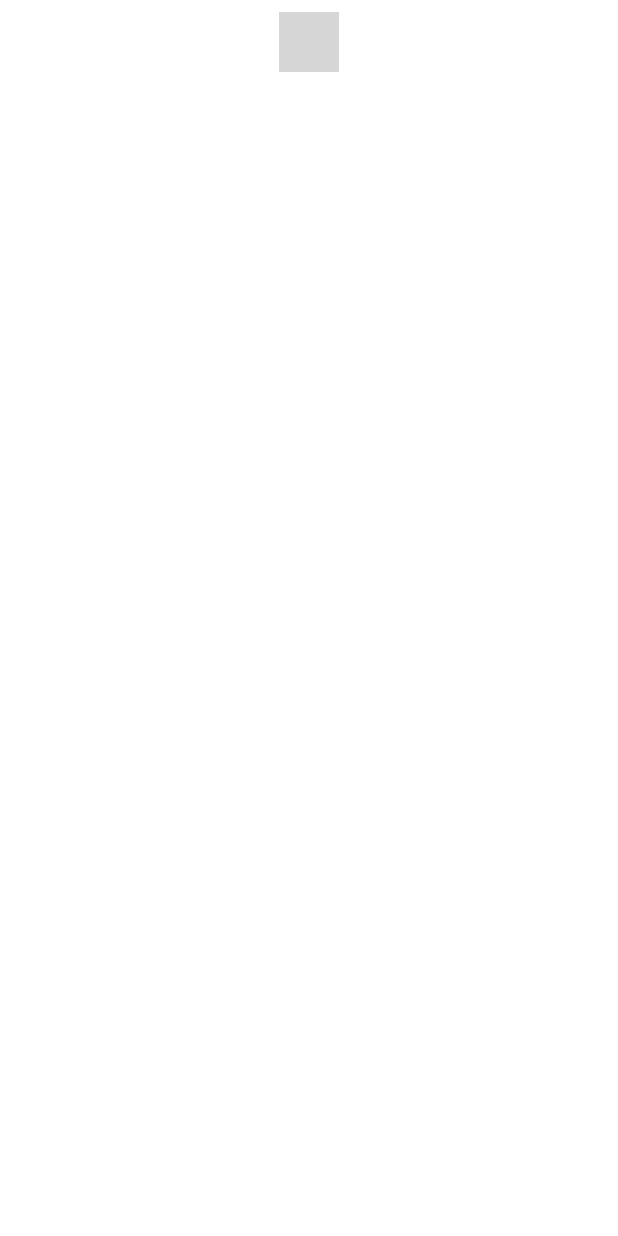
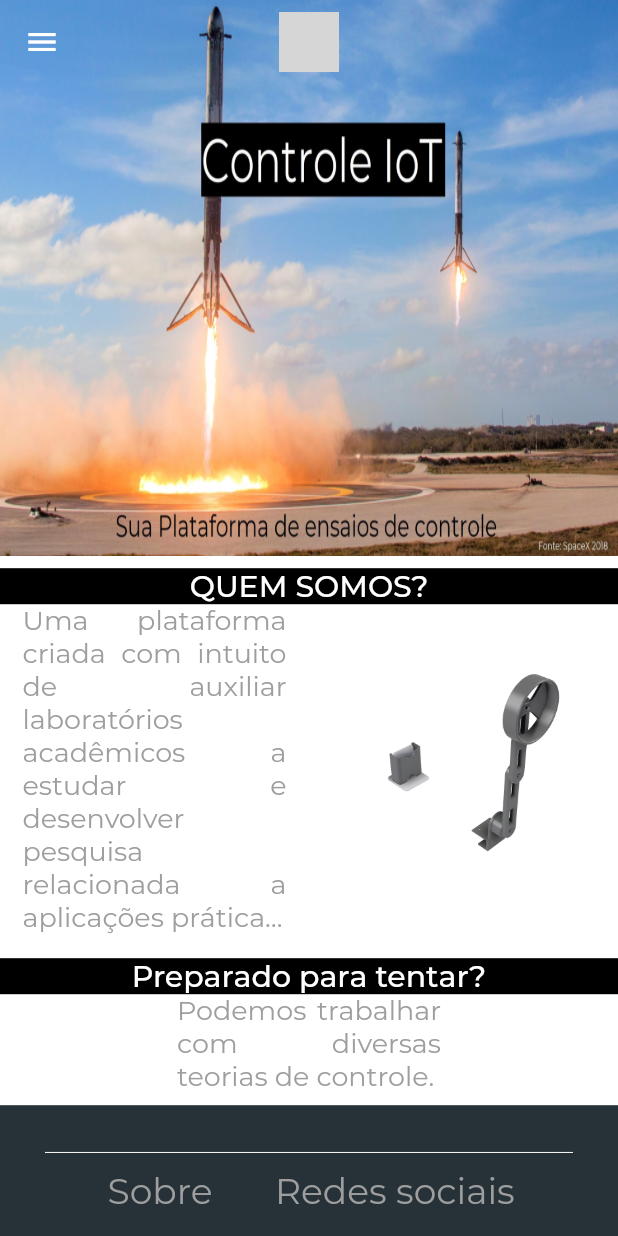
Before and after one commit to leandroCv-25/ProjetoIntegrador, a Flutter app: the screen it shows after launch, on a phone screen of 412 x 824 dp. Run offline on Flutter 3.47's test engine with Material 2 defaults, Android fonts, the light colour scheme and no system bars; our stand-ins replace carousel_slider, cloud_firestore, cloud_functions, firebase_auth, firebase_core; accounts and stored records are empty; project files that could hold a hidden picture were left out; grey boxes are pictures that could not be loaded.

Commit message:
Home Page

```diff
--- a/control_iot/lib/main.dart
+++ b/control_iot/lib/main.dart
@@ -59,20 +59,19 @@ class MyApp extends StatelessWidget {
                 fontSize: 18,
                 fontWeight: FontWeight.normal,
                 fontFamily: "Montserrat"),
-            headline6: TextStyle(
-                color: Colors.grey,
-                fontSize: 30,
-                fontWeight: FontWeight.normal,
-                fontFamily: "Montserrat"),
+            headline3: Theme.of(context)
+                .textTheme
+                .headline3!
+                .copyWith(color: Colors.white, fontFamily: "Montserrat"),
             headline5: TextStyle(
-                color: Colors.grey,
+                color: Colors.black,
                 fontSize: 40,
                 fontWeight: FontWeight.bold,
                 fontFamily: "Montserrat"),
-            headline3: Theme.of(context)
+            headline6: Theme.of(context)
                 .textTheme
-                .headline3!
-                .copyWith(color: Colors.grey, fontFamily: "Montserrat"),
+                .headline6!
+                .copyWith(color: Colors.white, fontFamily: "Montserrat"),
             caption: TextStyle(
                 color: Colors.grey,
                 fontSize: 12,
--- a/control_iot/lib/screens/home_screen/home_screen.dart
+++ b/control_iot/lib/screens/home_screen/home_screen.dart
@@ -1,8 +1,11 @@
+import 'package:control_iot/screens/home_screen/widgets/section_side.dart';
 import 'package:flutter/material.dart';
 
+import '../../widget/bottom_bar/bottom_bar.dart';
 import '../../widget/drawer/app_drawer.dart';
 import '../../widget/drawer/top_bar_contents.dart';
 import '../../widget/responsive/responsive_widget.dart';
+import 'widgets/section_banner.dart';
 
 class HomeScreen extends StatefulWidget {
   @override
@@ -34,6 +37,7 @@ class _HomeScreenState extends State<HomeScreen> {
         ? _scrollPosition / (screenSize.height * 0.40)
         : 1;
     return Scaffold(
+      extendBodyBehindAppBar: true,
       appBar: (ResponsiveWidget.isSmallScreen(context) ||
               ResponsiveWidget.isExtraSmallScreen(context))
           ? AppBar(
@@ -52,6 +56,26 @@ class _HomeScreenState extends State<HomeScreen> {
               child: TopBarContents(_opacity),
             ),
       drawer: const AppDrawer(),
+      body: ListView(
+        padding: EdgeInsets.zero,
+        controller: _scrollController,
+        children: [
+          SectionBanner("images/banner.jpg"),
+          SectionSide(
+            image: "images/Pêndulo.png",
+            right: true,
+            answer:
+                "Uma plataforma criada com intuito de auxiliar laboratórios acadêmicos a estudar e desenvolver pesquisa relacionada a aplicações práticas da teoria de controle.",
+            question: "QUEM SOMOS?",
+          ),
+          SectionSide(
+            image: "",
+            answer: "Podemos trabalhar com diversas teorias de controle.",
+            question: "Preparado para tentar?",
+          ),
+          BottomBar(),
+        ],
+      ),
       backgroundColor: Theme.of(context).backgroundColor,
     );
   }
--- /dev/null
+++ b/control_iot/lib/screens/home_screen/widgets/section_banner.dart
@@ -0,0 +1,19 @@
+import 'package:flutter/material.dart';
+
+import '../../../widget/responsive/responsive_widget.dart';
+
+class SectionBanner extends StatelessWidget {
+  SectionBanner(this.image);
+  final String image;
+  @override
+  Widget build(BuildContext context) {
+    return Image.asset(
+      image,
+      height: ResponsiveWidget.isSmallScreen(context)
+          ? ResponsiveWidget.heightScreen(context) * 0.45
+          : ResponsiveWidget.heightScreen(context) * 0.90,
+      width: ResponsiveWidget.widthScreen(context),
+      fit: BoxFit.fill,
+    );
+  }
+}
--- /dev/null
+++ b/control_iot/lib/screens/home_screen/widgets/section_side.dart
@@ -0,0 +1,82 @@
+import 'package:carousel_slider/carousel_slider.dart';
+import 'package:flutter/material.dart';
+import 'package:provider/provider.dart';
+
+import '../../../widget/responsive/responsive_widget.dart';
+
+class SectionSide extends StatelessWidget {
+  SectionSide(
+      {this.right = false,
+      this.left = false,
+      required this.answer,
+      required this.question,
+      required this.image});
+
+  final bool right;
+  final bool left;
+  final String answer;
+  final String question;
+  final String image;
+
+  @override
+  Widget build(BuildContext context) {
+    return Container(
+      margin: const EdgeInsets.symmetric(vertical: 8),
+      child: Column(
+        mainAxisAlignment: MainAxisAlignment.center,
+        children: [
+          Container(
+            width: ResponsiveWidget.isSmallScreen(context)
+                ? ResponsiveWidget.widthScreen(context)
+                : ResponsiveWidget.widthScreen(context) / 2,
+            color: Colors.black,
+            child: Text(
+              question,
+              style: ResponsiveWidget.isSmallScreen(context)
+                  ? Theme.of(context).textTheme.headline6
+                  : Theme.of(context).textTheme.headline3,
+              textAlign: TextAlign.center,
+            ),
+          ),
+          Row(
+            mainAxisAlignment: MainAxisAlignment.center,
+            mainAxisSize: MainAxisSize.min,
+            children: [
+              if (left)
+                Expanded(
+                  child: Padding(
+                    padding: const EdgeInsets.all(8.0),
+                    child: Image.asset(image),
+                  ),
+                ),
+              SizedBox(
+                width: ResponsiveWidget.isSmallScreen(context)
+                    ? MediaQuery.of(context).size.width / 2
+                    : MediaQuery.of(context).size.width / 2,
+                child: Padding(
+                  padding: const EdgeInsets.symmetric(horizontal: 15),
+                  child: Text(
+                    answer,
+                    textAlign: TextAlign.justify,
+                    maxLines: 10,
+                    overflow: TextOverflow.ellipsis,
+                    style: ResponsiveWidget.isSmallScreen(context)
+                        ? Theme.of(context).textTheme.bodyText2
+                        : Theme.of(context).textTheme.bodyText1,
+                  ),
+                ),
+              ),
+              if (right)
+                Expanded(
+                  child: Padding(
+                    padding: const EdgeInsets.all(16.0),
+                    child: Image.asset(image),
+                  ),
+                ),
+            ],
+          ),
+        ],
+      ),
+    );
+  }
+}
--- a/control_iot/lib/widget/bottom_bar/bottom_bar.dart
+++ b/control_iot/lib/widget/bottom_bar/bottom_bar.dart
@@ -36,17 +36,8 @@ class BottomBar extends StatelessWidget {
           throw 'Could not launch $url';
         }
       },
-      text2: 'Facebook',
+      text2: 'Linkedin',
       function2: () async {
-        const url = 'https://www.facebook.com/HY-101655141766316/';
-        if (await canLaunch(url)) {
-          await launch(url);
-        } else {
-          throw 'Could not launch $url';
-        }
-      },
-      text3: 'Linkedin',
-      function3: () async {
         const url = 'https://www.linkedin.com/company/hy-do-it-your-self/';
         if (await canLaunch(url)) {
           await launch(url);
@@ -97,9 +88,9 @@ class BottomBar extends StatelessWidget {
               children: [
                 CircleAvatar(
                   radius: MediaQuery.of(context).size.width / 15,
-                  backgroundImage: const AssetImage(
-                    "assets/images/logo.png",
-                  ),
+                  // backgroundImage: const AssetImage(
+                  //   "images/logo.png",
+                  // ),
                   backgroundColor: Colors.transparent,
                   child: Container(),
                 ),
@@ -116,7 +107,7 @@ class BottomBar extends StatelessWidget {
           ),
           const SizedBox(height: 20),
           Text(
-            'Copyright © 2020 | Hy',
+            'Copyright © 2021',
             style: Theme.of(context).textTheme.bodyText1,
             textAlign: TextAlign.center,
           ),
--- a/control_iot/lib/widget/drawer/app_drawer.dart
+++ b/control_iot/lib/widget/drawer/app_drawer.dart
@@ -37,7 +37,7 @@ class AppDrawer extends StatelessWidget {
                         left: 40,
                         child: CircleAvatar(
                           radius: 80,
-                          backgroundImage: AssetImage("assets/images/logo.png"),
+                          //backgroundImage: AssetImage("assets/images/logo.png"),
                           backgroundColor: Colors.transparent,
                         ),
                       ),
@@ -47,14 +47,6 @@ class AppDrawer extends StatelessWidget {
                         child: Column(
                           crossAxisAlignment: CrossAxisAlignment.start,
                           children: <Widget>[
-                            if (_auth.isLoggedIn)
-                              Text(
-                                "Bem-vindo,\n${_auth.user!.name}",
-                                textAlign: TextAlign.start,
-                                style: Theme.of(context).textTheme.bodyText1,
-                                overflow: TextOverflow.fade,
-                              )
-                            else
                             Text(
                               "Bem-vindo",
                               textAlign: TextAlign.start,
@@ -79,8 +71,8 @@ class AppDrawer extends StatelessWidget {
                 ),
                 if (_auth.isLoggedIn)
                   DrawTile(
-                    image: "assets/images/logo.png",
-                    text: "Estufas",
+                    iconData: Icons.construction,
+                    text: "Aparelhos",
                     function: () {
                       Provider.of<NavigationProvider>(context, listen: false)
                           .setPage(1);
@@ -101,8 +93,8 @@ class AppDrawer extends StatelessWidget {
                     order: null,
                   ),
                 DrawTile(
-                  iconData: Icons.shopping_basket,
-                  text: "Produtos",
+                  iconData: Icons.book,
+                  text: "Teorias",
                   function: () {
                     Provider.of<NavigationProvider>(context, listen: false)
                         .setPage(2);
--- a/control_iot/lib/widget/drawer/top_bar_contents.dart
+++ b/control_iot/lib/widget/drawer/top_bar_contents.dart
@@ -58,8 +58,8 @@ class _TopBarContentsState extends State<TopBarContents> {
                         children: [
                           CircleAvatar(
                             radius: 15,
-                            backgroundImage:
-                                const AssetImage("assets/images/logo.png"),
+                            // backgroundImage:
+                            //     const AssetImage("assets/images/logo.png"),
                             backgroundColor: Colors.transparent,
                             child: Container(),
                           ),
@@ -113,7 +113,7 @@ class _TopBarContentsState extends State<TopBarContents> {
                           mainAxisSize: MainAxisSize.min,
                           children: [
                             Text(
-                              'Estufas',
+                              'Aparelhos',
                               style: Theme.of(context)
                                   .textTheme
                                   .bodyText1!
@@ -155,7 +155,7 @@ class _TopBarContentsState extends State<TopBarContents> {
                         mainAxisSize: MainAxisSize.min,
                         children: [
                           Text(
-                            'Produtos',
+                            'Teorias',
                             style:
                                 Theme.of(context).textTheme.bodyText1!.copyWith(
                                       color: Colors.white,
--- a/control_iot/lib/widget/responsive/responsive_widget.dart
+++ b/control_iot/lib/widget/responsive/responsive_widget.dart
@@ -28,6 +28,14 @@ class ResponsiveWidget extends StatelessWidget {
     return MediaQuery.of(context).size.width < 992;
   }
 
+  static double heightScreen(BuildContext context) {
+    return MediaQuery.of(context).size.height;
+  }
+
+  static double widthScreen(BuildContext context) {
+    return MediaQuery.of(context).size.width;
+  }
+
   @override
   Widget build(BuildContext context) {
     return LayoutBuilder(
--- a/control_iot/pubspec.yaml
+++ b/control_iot/pubspec.yaml
@@ -56,9 +56,9 @@ flutter:
   uses-material-design: true
 
   # To add assets to your application, add an assets section, like this:
-  # assets:
-  #   - images/a_dot_burr.jpeg
-  #   - images/a_dot_ham.jpeg
+  assets:
+    - images/banner.jpg
+    - images/Pêndulo.png
 
   # An image asset can refer to one or more resolution-specific "variants", see
   # https://flutter.dev/assets-and-images/#resolution-aware.
```
Also changed, not shown: control_iot/images/Pêndulo.png (added), control_iot/images/banner.jpg (added), imagens/Pêndulo Invertido.jpg (deleted). Lines whose indentation alone changed are shown as unchanged.
